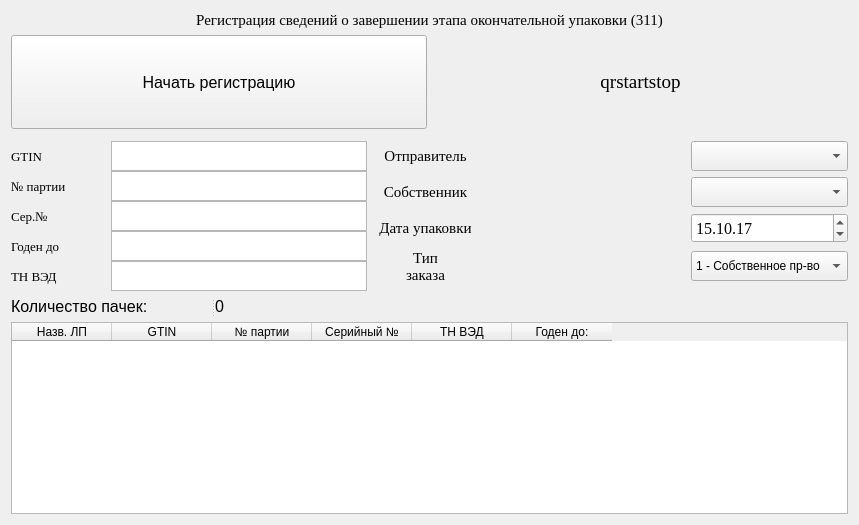
Above: Widgets/RegisterEndPackingWidget311/registerendpackingwidget311.ui from andreyshmelev/drug_marking before the change. Below: the same form after it.
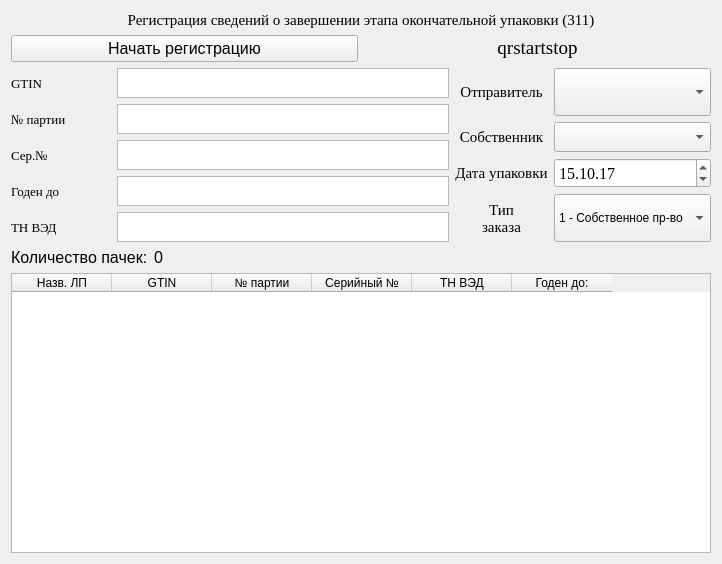
That is the form after the change.

Patch:
```diff
--- a/Widgets/RegisterEndPackingWidget311/registerendpackingwidget311.ui
+++ b/Widgets/RegisterEndPackingWidget311/registerendpackingwidget311.ui
@@ -6,8 +6,8 @@
    <rect>
     <x>0</x>
     <y>0</y>
-    <width>859</width>
-    <height>525</height>
+    <width>722</width>
+    <height>564</height>
    </rect>
   </property>
   <property name="sizePolicy">
@@ -19,7 +19,7 @@
   <property name="windowTitle">
    <string>RegisterEndPackingWidget311</string>
   </property>
-  <layout class="QGridLayout" name="gridLayout_5">
+  <layout class="QGridLayout" name="gridLayout_3">
    <item row="0" column="0">
     <widget class="QLabel" name="AppendPageLabel">
      <property name="font">
@@ -41,7 +41,7 @@
      <item row="0" column="0">
       <widget class="QPushButton" name="RegistrationStartButton">
        <property name="sizePolicy">
-        <sizepolicy hsizetype="Expanding" vsizetype="Expanding">
+        <sizepolicy hsizetype="Expanding" vsizetype="Fixed">
          <horstretch>0</horstretch>
          <verstretch>0</verstretch>
         </sizepolicy>
@@ -59,7 +59,7 @@
      <item row="0" column="1">
       <widget class="QLabel" name="qrstartstop">
        <property name="sizePolicy">
-        <sizepolicy hsizetype="Expanding" vsizetype="Expanding">
+        <sizepolicy hsizetype="Expanding" vsizetype="Fixed">
          <horstretch>0</horstretch>
          <verstretch>0</verstretch>
         </sizepolicy>
@@ -81,8 +81,611 @@
     </layout>
    </item>
    <item row="2" column="0">
-    <layout class="QGridLayout" name="gridLayout_3">
-     <item row="2" column="2" colspan="2">
+    <layout class="QGridLayout" name="gridLayout">
+     <item row="7" column="1">
+      <widget class="QTextEdit" name="TNVEDValueAgregation">
+       <property name="sizePolicy">
+        <sizepolicy hsizetype="Expanding" vsizetype="Minimum">
+         <horstretch>0</horstretch>
+         <verstretch>0</verstretch>
+        </sizepolicy>
+       </property>
+       <property name="minimumSize">
+        <size>
+         <width>80</width>
+         <height>30</height>
+        </size>
+       </property>
+       <property name="maximumSize">
+        <size>
+         <width>1000</width>
+         <height>30</height>
+        </size>
+       </property>
+       <property name="font">
+        <font>
+         <pointsize>10</pointsize>
+        </font>
+       </property>
+       <property name="readOnly">
+        <bool>true</bool>
+       </property>
+       <property name="html">
+        <string>&lt;!DOCTYPE HTML PUBLIC &quot;-//W3C//DTD HTML 4.0//EN&quot; &quot;http://www.w3.org/TR/REC-html40/strict.dtd&quot;&gt;
+&lt;html&gt;&lt;head&gt;&lt;meta name=&quot;qrichtext&quot; content=&quot;1&quot; /&gt;&lt;style type=&quot;text/css&quot;&gt;
+p, li { white-space: pre-wrap; }
+&lt;/style&gt;&lt;/head&gt;&lt;body style=&quot; font-family:'MS Shell Dlg 2'; font-size:10pt; font-weight:400; font-style:normal;&quot;&gt;
+&lt;p style=&quot;-qt-paragraph-type:empty; margin-top:0px; margin-bottom:0px; margin-left:0px; margin-right:0px; -qt-block-indent:0; text-indent:0px;&quot;&gt;&lt;br /&gt;&lt;/p&gt;&lt;/body&gt;&lt;/html&gt;</string>
+       </property>
+      </widget>
+     </item>
+     <item row="5" column="0" rowspan="2">
+      <widget class="QLabel" name="productlifeimeLabelAgregation">
+       <property name="sizePolicy">
+        <sizepolicy hsizetype="Preferred" vsizetype="Minimum">
+         <horstretch>0</horstretch>
+         <verstretch>0</verstretch>
+        </sizepolicy>
+       </property>
+       <property name="minimumSize">
+        <size>
+         <width>100</width>
+         <height>30</height>
+        </size>
+       </property>
+       <property name="maximumSize">
+        <size>
+         <width>60</width>
+         <height>30</height>
+        </size>
+       </property>
+       <property name="font">
+        <font>
+         <family>Times New Roman</family>
+         <pointsize>10</pointsize>
+        </font>
+       </property>
+       <property name="text">
+        <string>Годен до</string>
+       </property>
+       <property name="alignment">
+        <set>Qt::AlignLeading|Qt::AlignLeft|Qt::AlignVCenter</set>
+       </property>
+      </widget>
+     </item>
+     <item row="4" column="3" rowspan="2">
+      <widget class="QDateTimeEdit" name="operationDate">
+       <property name="sizePolicy">
+        <sizepolicy hsizetype="Minimum" vsizetype="Minimum">
+         <horstretch>0</horstretch>
+         <verstretch>0</verstretch>
+        </sizepolicy>
+       </property>
+       <property name="minimumSize">
+        <size>
+         <width>0</width>
+         <height>30</height>
+        </size>
+       </property>
+       <property name="maximumSize">
+        <size>
+         <width>16777215</width>
+         <height>30</height>
+        </size>
+       </property>
+       <property name="font">
+        <font>
+         <family>Times New Roman</family>
+         <pointsize>12</pointsize>
+        </font>
+       </property>
+       <property name="date">
+        <date>
+         <year>2017</year>
+         <month>10</month>
+         <day>15</day>
+        </date>
+       </property>
+       <property name="maximumDate">
+        <date>
+         <year>2099</year>
+         <month>1</month>
+         <day>1</day>
+        </date>
+       </property>
+       <property name="minimumDate">
+        <date>
+         <year>2010</year>
+         <month>1</month>
+         <day>1</day>
+        </date>
+       </property>
+       <property name="displayFormat">
+        <string>dd.MM.yy</string>
+       </property>
+      </widget>
+     </item>
+     <item row="0" column="3" rowspan="2">
+      <widget class="QComboBox" name="senderID">
+       <property name="sizePolicy">
+        <sizepolicy hsizetype="Preferred" vsizetype="Minimum">
+         <horstretch>0</horstretch>
+         <verstretch>0</verstretch>
+        </sizepolicy>
+       </property>
+       <property name="minimumSize">
+        <size>
+         <width>0</width>
+         <height>30</height>
+        </size>
+       </property>
+      </widget>
+     </item>
+     <item row="0" column="0">
+      <widget class="QLabel" name="GTINLabelAgregation">
+       <property name="sizePolicy">
+        <sizepolicy hsizetype="Preferred" vsizetype="Minimum">
+         <horstretch>0</horstretch>
+         <verstretch>0</verstretch>
+        </sizepolicy>
+       </property>
+       <property name="minimumSize">
+        <size>
+         <width>100</width>
+         <height>30</height>
+        </size>
+       </property>
+       <property name="maximumSize">
+        <size>
+         <width>60</width>
+         <height>30</height>
+        </size>
+       </property>
+       <property name="font">
+        <font>
+         <family>Times New Roman</family>
+         <pointsize>10</pointsize>
+        </font>
+       </property>
+       <property name="text">
+        <string>GTIN</string>
+       </property>
+       <property name="alignment">
+        <set>Qt::AlignLeading|Qt::AlignLeft|Qt::AlignVCenter</set>
+       </property>
+      </widget>
+     </item>
+     <item row="1" column="1" rowspan="2">
+      <widget class="QTextEdit" name="batchnumberTextAgregation">
+       <property name="sizePolicy">
+        <sizepolicy hsizetype="Expanding" vsizetype="Minimum">
+         <horstretch>0</horstretch>
+         <verstretch>0</verstretch>
+        </sizepolicy>
+       </property>
+       <property name="minimumSize">
+        <size>
+         <width>120</width>
+         <height>30</height>
+        </size>
+       </property>
+       <property name="maximumSize">
+        <size>
+         <width>1000</width>
+         <height>30</height>
+        </size>
+       </property>
+       <property name="font">
+        <font>
+         <pointsize>10</pointsize>
+        </font>
+       </property>
+       <property name="readOnly">
+        <bool>true</bool>
+       </property>
+       <property name="html">
+        <string>&lt;!DOCTYPE HTML PUBLIC &quot;-//W3C//DTD HTML 4.0//EN&quot; &quot;http://www.w3.org/TR/REC-html40/strict.dtd&quot;&gt;
+&lt;html&gt;&lt;head&gt;&lt;meta name=&quot;qrichtext&quot; content=&quot;1&quot; /&gt;&lt;style type=&quot;text/css&quot;&gt;
+p, li { white-space: pre-wrap; }
+&lt;/style&gt;&lt;/head&gt;&lt;body style=&quot; font-family:'MS Shell Dlg 2'; font-size:10pt; font-weight:400; font-style:normal;&quot;&gt;
+&lt;p style=&quot;-qt-paragraph-type:empty; margin-top:0px; margin-bottom:0px; margin-left:0px; margin-right:0px; -qt-block-indent:0; text-indent:0px;&quot;&gt;&lt;br /&gt;&lt;/p&gt;&lt;/body&gt;&lt;/html&gt;</string>
+       </property>
+      </widget>
+     </item>
+     <item row="7" column="0">
+      <widget class="QLabel" name="TNVEDabelAgregation">
+       <property name="sizePolicy">
+        <sizepolicy hsizetype="Preferred" vsizetype="Minimum">
+         <horstretch>0</horstretch>
+         <verstretch>0</verstretch>
+        </sizepolicy>
+       </property>
+       <property name="minimumSize">
+        <size>
+         <width>100</width>
+         <height>30</height>
+        </size>
+       </property>
+       <property name="maximumSize">
+        <size>
+         <width>60</width>
+         <height>30</height>
+        </size>
+       </property>
+       <property name="font">
+        <font>
+         <family>Times New Roman</family>
+         <pointsize>10</pointsize>
+        </font>
+       </property>
+       <property name="text">
+        <string>ТН ВЭД</string>
+       </property>
+       <property name="alignment">
+        <set>Qt::AlignLeading|Qt::AlignLeft|Qt::AlignVCenter</set>
+       </property>
+      </widget>
+     </item>
+     <item row="3" column="0" rowspan="2">
+      <widget class="QLabel" name="serialNumberAgregationLabel">
+       <property name="sizePolicy">
+        <sizepolicy hsizetype="Preferred" vsizetype="Minimum">
+         <horstretch>0</horstretch>
+         <verstretch>0</verstretch>
+        </sizepolicy>
+       </property>
+       <property name="minimumSize">
+        <size>
+         <width>100</width>
+         <height>30</height>
+        </size>
+       </property>
+       <property name="maximumSize">
+        <size>
+         <width>60</width>
+         <height>30</height>
+        </size>
+       </property>
+       <property name="font">
+        <font>
+         <family>Times New Roman</family>
+         <pointsize>10</pointsize>
+        </font>
+       </property>
+       <property name="text">
+        <string>Сер.№</string>
+       </property>
+       <property name="alignment">
+        <set>Qt::AlignLeading|Qt::AlignLeft|Qt::AlignVCenter</set>
+       </property>
+      </widget>
+     </item>
+     <item row="2" column="3" rowspan="2">
+      <widget class="QComboBox" name="ownerID">
+       <property name="sizePolicy">
+        <sizepolicy hsizetype="Preferred" vsizetype="Minimum">
+         <horstretch>0</horstretch>
+         <verstretch>0</verstretch>
+        </sizepolicy>
+       </property>
+       <property name="minimumSize">
+        <size>
+         <width>0</width>
+         <height>30</height>
+        </size>
+       </property>
+      </widget>
+     </item>
+     <item row="0" column="1">
+      <widget class="QTextEdit" name="GTINTextAgregation">
+       <property name="sizePolicy">
+        <sizepolicy hsizetype="Expanding" vsizetype="Minimum">
+         <horstretch>0</horstretch>
+         <verstretch>0</verstretch>
+        </sizepolicy>
+       </property>
+       <property name="minimumSize">
+        <size>
+         <width>120</width>
+         <height>30</height>
+        </size>
+       </property>
+       <property name="maximumSize">
+        <size>
+         <width>1000</width>
+         <height>30</height>
+        </size>
+       </property>
+       <property name="font">
+        <font>
+         <pointsize>10</pointsize>
+        </font>
+       </property>
+       <property name="readOnly">
+        <bool>true</bool>
+       </property>
+       <property name="html">
+        <string>&lt;!DOCTYPE HTML PUBLIC &quot;-//W3C//DTD HTML 4.0//EN&quot; &quot;http://www.w3.org/TR/REC-html40/strict.dtd&quot;&gt;
+&lt;html&gt;&lt;head&gt;&lt;meta name=&quot;qrichtext&quot; content=&quot;1&quot; /&gt;&lt;style type=&quot;text/css&quot;&gt;
+p, li { white-space: pre-wrap; }
+&lt;/style&gt;&lt;/head&gt;&lt;body style=&quot; font-family:'MS Shell Dlg 2'; font-size:10pt; font-weight:400; font-style:normal;&quot;&gt;
+&lt;p style=&quot;-qt-paragraph-type:empty; margin-top:0px; margin-bottom:0px; margin-left:0px; margin-right:0px; -qt-block-indent:0; text-indent:0px;&quot;&gt;&lt;br /&gt;&lt;/p&gt;&lt;/body&gt;&lt;/html&gt;</string>
+       </property>
+      </widget>
+     </item>
+     <item row="3" column="1" rowspan="2">
+      <widget class="QTextEdit" name="serialNumberAgregationValue">
+       <property name="sizePolicy">
+        <sizepolicy hsizetype="Expanding" vsizetype="Minimum">
+         <horstretch>0</horstretch>
+         <verstretch>0</verstretch>
+        </sizepolicy>
+       </property>
+       <property name="minimumSize">
+        <size>
+         <width>120</width>
+         <height>30</height>
+        </size>
+       </property>
+       <property name="maximumSize">
+        <size>
+         <width>1000</width>
+         <height>30</height>
+        </size>
+       </property>
+       <property name="font">
+        <font>
+         <pointsize>10</pointsize>
+        </font>
+       </property>
+       <property name="readOnly">
+        <bool>true</bool>
+       </property>
+       <property name="html">
+        <string>&lt;!DOCTYPE HTML PUBLIC &quot;-//W3C//DTD HTML 4.0//EN&quot; &quot;http://www.w3.org/TR/REC-html40/strict.dtd&quot;&gt;
+&lt;html&gt;&lt;head&gt;&lt;meta name=&quot;qrichtext&quot; content=&quot;1&quot; /&gt;&lt;style type=&quot;text/css&quot;&gt;
+p, li { white-space: pre-wrap; }
+&lt;/style&gt;&lt;/head&gt;&lt;body style=&quot; font-family:'MS Shell Dlg 2'; font-size:10pt; font-weight:400; font-style:normal;&quot;&gt;
+&lt;p style=&quot;-qt-paragraph-type:empty; margin-top:0px; margin-bottom:0px; margin-left:0px; margin-right:0px; -qt-block-indent:0; text-indent:0px;&quot;&gt;&lt;br /&gt;&lt;/p&gt;&lt;/body&gt;&lt;/html&gt;</string>
+       </property>
+      </widget>
+     </item>
+     <item row="1" column="0" rowspan="2">
+      <widget class="QLabel" name="batchnumberAgregation">
+       <property name="sizePolicy">
+        <sizepolicy hsizetype="Preferred" vsizetype="Minimum">
+         <horstretch>0</horstretch>
+         <verstretch>0</verstretch>
+        </sizepolicy>
+       </property>
+       <property name="minimumSize">
+        <size>
+         <width>100</width>
+         <height>30</height>
+        </size>
+       </property>
+       <property name="maximumSize">
+        <size>
+         <width>60</width>
+         <height>30</height>
+        </size>
+       </property>
+       <property name="font">
+        <font>
+         <family>Times New Roman</family>
+         <pointsize>10</pointsize>
+        </font>
+       </property>
+       <property name="text">
+        <string>№ партии</string>
+       </property>
+       <property name="alignment">
+        <set>Qt::AlignLeading|Qt::AlignLeft|Qt::AlignVCenter</set>
+       </property>
+      </widget>
+     </item>
+     <item row="5" column="1" rowspan="2">
+      <widget class="QTextEdit" name="expirationdateAgregation">
+       <property name="sizePolicy">
+        <sizepolicy hsizetype="Expanding" vsizetype="Minimum">
+         <horstretch>0</horstretch>
+         <verstretch>0</verstretch>
+        </sizepolicy>
+       </property>
+       <property name="minimumSize">
+        <size>
+         <width>120</width>
+         <height>30</height>
+        </size>
+       </property>
+       <property name="maximumSize">
+        <size>
+         <width>1000</width>
+         <height>30</height>
+        </size>
+       </property>
+       <property name="font">
+        <font>
+         <pointsize>10</pointsize>
+        </font>
+       </property>
+       <property name="readOnly">
+        <bool>true</bool>
+       </property>
+       <property name="html">
+        <string>&lt;!DOCTYPE HTML PUBLIC &quot;-//W3C//DTD HTML 4.0//EN&quot; &quot;http://www.w3.org/TR/REC-html40/strict.dtd&quot;&gt;
+&lt;html&gt;&lt;head&gt;&lt;meta name=&quot;qrichtext&quot; content=&quot;1&quot; /&gt;&lt;style type=&quot;text/css&quot;&gt;
+p, li { white-space: pre-wrap; }
+&lt;/style&gt;&lt;/head&gt;&lt;body style=&quot; font-family:'MS Shell Dlg 2'; font-size:10pt; font-weight:400; font-style:normal;&quot;&gt;
+&lt;p style=&quot;-qt-paragraph-type:empty; margin-top:0px; margin-bottom:0px; margin-left:0px; margin-right:0px; -qt-block-indent:0; text-indent:0px;&quot;&gt;&lt;br /&gt;&lt;/p&gt;&lt;/body&gt;&lt;/html&gt;</string>
+       </property>
+      </widget>
+     </item>
+     <item row="6" column="2" rowspan="2">
+      <widget class="QLabel" name="turntype">
+       <property name="sizePolicy">
+        <sizepolicy hsizetype="Preferred" vsizetype="Minimum">
+         <horstretch>0</horstretch>
+         <verstretch>0</verstretch>
+        </sizepolicy>
+       </property>
+       <property name="font">
+        <font>
+         <family>Times New Roman</family>
+         <pointsize>11</pointsize>
+        </font>
+       </property>
+       <property name="text">
+        <string>Тип 
+заказа</string>
+       </property>
+       <property name="alignment">
+        <set>Qt::AlignCenter</set>
+       </property>
+      </widget>
+     </item>
+     <item row="6" column="3" rowspan="2">
+      <widget class="QComboBox" name="OrderTypeCombo">
+       <property name="sizePolicy">
+        <sizepolicy hsizetype="Preferred" vsizetype="Minimum">
+         <horstretch>0</horstretch>
+         <verstretch>0</verstretch>
+        </sizepolicy>
+       </property>
+       <property name="minimumSize">
+        <size>
+         <width>0</width>
+         <height>30</height>
+        </size>
+       </property>
+       <item>
+        <property name="text">
+         <string>1 - Собственное пр-во</string>
+        </property>
+       </item>
+       <item>
+        <property name="text">
+         <string>2 - Контрактное пр-во</string>
+        </property>
+       </item>
+      </widget>
+     </item>
+     <item row="0" column="2" rowspan="2">
+      <widget class="QLabel" name="otpravit">
+       <property name="sizePolicy">
+        <sizepolicy hsizetype="Preferred" vsizetype="Minimum">
+         <horstretch>0</horstretch>
+         <verstretch>0</verstretch>
+        </sizepolicy>
+       </property>
+       <property name="font">
+        <font>
+         <family>Times New Roman</family>
+         <pointsize>11</pointsize>
+        </font>
+       </property>
+       <property name="text">
+        <string>Отправитель</string>
+       </property>
+       <property name="alignment">
+        <set>Qt::AlignCenter</set>
+       </property>
+      </widget>
+     </item>
+     <item row="2" column="2" rowspan="2">
+      <widget class="QLabel" name="owner">
+       <property name="sizePolicy">
+        <sizepolicy hsizetype="Preferred" vsizetype="Minimum">
+         <horstretch>0</horstretch>
+         <verstretch>0</verstretch>
+        </sizepolicy>
+       </property>
+       <property name="font">
+        <font>
+         <family>Times New Roman</family>
+         <pointsize>11</pointsize>
+        </font>
+       </property>
+       <property name="text">
+        <string>Собственник</string>
+       </property>
+       <property name="alignment">
+        <set>Qt::AlignCenter</set>
+       </property>
+      </widget>
+     </item>
+     <item row="4" column="2" rowspan="2">
+      <widget class="QLabel" name="dataotgruzki">
+       <property name="sizePolicy">
+        <sizepolicy hsizetype="Preferred" vsizetype="Minimum">
+         <horstretch>0</horstretch>
+         <verstretch>0</verstretch>
+        </sizepolicy>
+       </property>
+       <property name="font">
+        <font>
+         <family>Times New Roman</family>
+         <pointsize>11</pointsize>
+        </font>
+       </property>
+       <property name="text">
+        <string>Дата упаковки</string>
+       </property>
+       <property name="alignment">
+        <set>Qt::AlignCenter</set>
+       </property>
+      </widget>
+     </item>
+    </layout>
+   </item>
+   <item row="3" column="0">
+    <layout class="QGridLayout" name="gridLayout_2">
+     <item row="0" column="0">
+      <widget class="QLabel" name="countMedicamentLabel">
+       <property name="sizePolicy">
+        <sizepolicy hsizetype="Minimum" vsizetype="Preferred">
+         <horstretch>0</horstretch>
+         <verstretch>0</verstretch>
+        </sizepolicy>
+       </property>
+       <property name="maximumSize">
+        <size>
+         <width>200</width>
+         <height>16777215</height>
+        </size>
+       </property>
+       <property name="font">
+        <font>
+         <pointsize>12</pointsize>
+        </font>
+       </property>
+       <property name="text">
+        <string>Количество пачек:</string>
+       </property>
+      </widget>
+     </item>
+     <item row="0" column="1">
+      <widget class="QLabel" name="countMedicamentValue">
+       <property name="maximumSize">
+        <size>
+         <width>60</width>
+         <height>16777215</height>
+        </size>
+       </property>
+       <property name="font">
+        <font>
+         <pointsize>12</pointsize>
+        </font>
+       </property>
+       <property name="text">
+        <string>0</string>
+       </property>
+       <property name="alignment">
+        <set>Qt::AlignLeading|Qt::AlignLeft|Qt::AlignVCenter</set>
+       </property>
+      </widget>
+     </item>
+     <item row="0" column="2">
       <widget class="QLabel" name="errorLabel">
        <property name="sizePolicy">
         <sizepolicy hsizetype="Expanding" vsizetype="Preferred">
@@ -100,572 +703,57 @@
        </property>
       </widget>
      </item>
-     <item row="2" column="0" colspan="2">
-      <widget class="QSplitter" name="splitter">
-       <property name="orientation">
-        <enum>Qt::Horizontal</enum>
-       </property>
-       <widget class="QLabel" name="countMedicamentLabel">
-        <property name="sizePolicy">
-         <sizepolicy hsizetype="Minimum" vsizetype="Preferred">
-          <horstretch>0</horstretch>
-          <verstretch>0</verstretch>
-         </sizepolicy>
-        </property>
-        <property name="maximumSize">
-         <size>
-          <width>200</width>
-          <height>16777215</height>
-         </size>
-        </property>
-        <property name="font">
-         <font>
-          <pointsize>12</pointsize>
-         </font>
-        </property>
-        <property name="text">
-         <string>Количество пачек:</string>
-        </property>
-       </widget>
-       <widget class="QLabel" name="countMedicamentValue">
-        <property name="maximumSize">
-         <size>
-          <width>60</width>
-          <height>16777215</height>
-         </size>
-        </property>
-        <property name="font">
-         <font>
-          <pointsize>12</pointsize>
-         </font>
-        </property>
-        <property name="text">
-         <string>0</string>
-        </property>
-        <property name="alignment">
-         <set>Qt::AlignLeading|Qt::AlignLeft|Qt::AlignVCenter</set>
-        </property>
-       </widget>
-      </widget>
-     </item>
-     <item row="1" column="0" colspan="2">
-      <layout class="QGridLayout" name="gridLayout">
-       <property name="spacing">
-        <number>0</number>
-       </property>
-       <item row="4" column="0">
-        <widget class="QLabel" name="TNVEDabelAgregation">
-         <property name="minimumSize">
-          <size>
-           <width>100</width>
-           <height>30</height>
-          </size>
-         </property>
-         <property name="maximumSize">
-          <size>
-           <width>60</width>
-           <height>30</height>
-          </size>
-         </property>
-         <property name="font">
-          <font>
-           <family>Times New Roman</family>
-           <pointsize>10</pointsize>
-          </font>
-         </property>
-         <property name="text">
-          <string>ТН ВЭД</string>
-         </property>
-         <property name="alignment">
-          <set>Qt::AlignLeading|Qt::AlignLeft|Qt::AlignVCenter</set>
-         </property>
-        </widget>
-       </item>
-       <item row="1" column="0">
-        <widget class="QLabel" name="batchnumberAgregation">
-         <property name="minimumSize">
-          <size>
-           <width>100</width>
-           <height>30</height>
-          </size>
-         </property>
-         <property name="maximumSize">
-          <size>
-           <width>60</width>
-           <height>30</height>
-          </size>
-         </property>
-         <property name="font">
-          <font>
-           <family>Times New Roman</family>
-           <pointsize>10</pointsize>
-          </font>
-         </property>
-         <property name="text">
-          <string>№ партии</string>
-         </property>
-         <property name="alignment">
-          <set>Qt::AlignLeading|Qt::AlignLeft|Qt::AlignVCenter</set>
-         </property>
-        </widget>
-       </item>
-       <item row="2" column="1">
-        <widget class="QTextEdit" name="serialNumberAgregationValue">
-         <property name="minimumSize">
-          <size>
-           <width>120</width>
-           <height>30</height>
-          </size>
-         </property>
-         <property name="maximumSize">
-          <size>
-           <width>1000</width>
-           <height>30</height>
-          </size>
-         </property>
-         <property name="font">
-          <font>
-           <pointsize>10</pointsize>
-          </font>
-         </property>
-         <property name="readOnly">
-          <bool>true</bool>
-         </property>
-         <property name="html">
-          <string>&lt;!DOCTYPE HTML PUBLIC &quot;-//W3C//DTD HTML 4.0//EN&quot; &quot;http://www.w3.org/TR/REC-html40/strict.dtd&quot;&gt;
-&lt;html&gt;&lt;head&gt;&lt;meta name=&quot;qrichtext&quot; content=&quot;1&quot; /&gt;&lt;style type=&quot;text/css&quot;&gt;
-p, li { white-space: pre-wrap; }
-&lt;/style&gt;&lt;/head&gt;&lt;body style=&quot; font-family:'MS Shell Dlg 2'; font-size:10pt; font-weight:400; font-style:normal;&quot;&gt;
-&lt;p style=&quot;-qt-paragraph-type:empty; margin-top:0px; margin-bottom:0px; margin-left:0px; margin-right:0px; -qt-block-indent:0; text-indent:0px;&quot;&gt;&lt;br /&gt;&lt;/p&gt;&lt;/body&gt;&lt;/html&gt;</string>
-         </property>
-        </widget>
-       </item>
-       <item row="2" column="0">
-        <widget class="QLabel" name="serialNumberAgregationLabel">
-         <property name="minimumSize">
-          <size>
-           <width>100</width>
-           <height>30</height>
-          </size>
-         </property>
-         <property name="maximumSize">
-          <size>
-           <width>60</width>
-           <height>30</height>
-          </size>
-         </property>
-         <property name="font">
-          <font>
-           <family>Times New Roman</family>
-           <pointsize>10</pointsize>
-          </font>
-         </property>
-         <property name="text">
-          <string>Сер.№</string>
-         </property>
-         <property name="alignment">
-          <set>Qt::AlignLeading|Qt::AlignLeft|Qt::AlignVCenter</set>
-         </property>
-        </widget>
-       </item>
-       <item row="0" column="1">
-        <widget class="QTextEdit" name="GTINTextAgregation">
-         <property name="minimumSize">
-          <size>
-           <width>120</width>
-           <height>30</height>
-          </size>
-         </property>
-         <property name="maximumSize">
-          <size>
-           <width>1000</width>
-           <height>30</height>
-          </size>
-         </property>
-         <property name="font">
-          <font>
-           <pointsize>10</pointsize>
-          </font>
-         </property>
-         <property name="readOnly">
-          <bool>true</bool>
-         </property>
-         <property name="html">
-          <string>&lt;!DOCTYPE HTML PUBLIC &quot;-//W3C//DTD HTML 4.0//EN&quot; &quot;http://www.w3.org/TR/REC-html40/strict.dtd&quot;&gt;
-&lt;html&gt;&lt;head&gt;&lt;meta name=&quot;qrichtext&quot; content=&quot;1&quot; /&gt;&lt;style type=&quot;text/css&quot;&gt;
-p, li { white-space: pre-wrap; }
-&lt;/style&gt;&lt;/head&gt;&lt;body style=&quot; font-family:'MS Shell Dlg 2'; font-size:10pt; font-weight:400; font-style:normal;&quot;&gt;
-&lt;p style=&quot;-qt-paragraph-type:empty; margin-top:0px; margin-bottom:0px; margin-left:0px; margin-right:0px; -qt-block-indent:0; text-indent:0px;&quot;&gt;&lt;br /&gt;&lt;/p&gt;&lt;/body&gt;&lt;/html&gt;</string>
-         </property>
-        </widget>
-       </item>
-       <item row="1" column="1">
-        <widget class="QTextEdit" name="batchnumberTextAgregation">
-         <property name="minimumSize">
-          <size>
-           <width>120</width>
-           <height>30</height>
-          </size>
-         </property>
-         <property name="maximumSize">
-          <size>
-           <width>1000</width>
-           <height>30</height>
-          </size>
-         </property>
-         <property name="font">
-          <font>
-           <pointsize>10</pointsize>
-          </font>
-         </property>
-         <property name="readOnly">
-          <bool>true</bool>
-         </property>
-         <property name="html">
-          <string>&lt;!DOCTYPE HTML PUBLIC &quot;-//W3C//DTD HTML 4.0//EN&quot; &quot;http://www.w3.org/TR/REC-html40/strict.dtd&quot;&gt;
-&lt;html&gt;&lt;head&gt;&lt;meta name=&quot;qrichtext&quot; content=&quot;1&quot; /&gt;&lt;style type=&quot;text/css&quot;&gt;
-p, li { white-space: pre-wrap; }
-&lt;/style&gt;&lt;/head&gt;&lt;body style=&quot; font-family:'MS Shell Dlg 2'; font-size:10pt; font-weight:400; font-style:normal;&quot;&gt;
-&lt;p style=&quot;-qt-paragraph-type:empty; margin-top:0px; margin-bottom:0px; margin-left:0px; margin-right:0px; -qt-block-indent:0; text-indent:0px;&quot;&gt;&lt;br /&gt;&lt;/p&gt;&lt;/body&gt;&lt;/html&gt;</string>
-         </property>
-        </widget>
-       </item>
-       <item row="3" column="0">
-        <widget class="QLabel" name="productlifeimeLabelAgregation">
-         <property name="minimumSize">
-          <size>
-           <width>100</width>
-           <height>30</height>
-          </size>
-         </property>
-         <property name="maximumSize">
-          <size>
-           <width>60</width>
-           <height>30</height>
-          </size>
-         </property>
-         <property name="font">
-          <font>
-           <family>Times New Roman</family>
-           <pointsize>10</pointsize>
-          </font>
-         </property>
-         <property name="text">
-          <string>Годен до</string>
-         </property>
-         <property name="alignment">
-          <set>Qt::AlignLeading|Qt::AlignLeft|Qt::AlignVCenter</set>
-         </property>
-        </widget>
-       </item>
-       <item row="3" column="1">
-        <widget class="QTextEdit" name="expirationdateAgregation">
-         <property name="minimumSize">
-          <size>
-           <width>120</width>
-           <height>30</height>
-          </size>
-         </property>
-         <property name="maximumSize">
-          <size>
-           <width>1000</width>
-           <height>30</height>
-          </size>
-         </property>
-         <property name="font">
-          <font>
-           <pointsize>10</pointsize>
-          </font>
-         </property>
-         <property name="readOnly">
-          <bool>true</bool>
-         </property>
-         <property name="html">
-          <string>&lt;!DOCTYPE HTML PUBLIC &quot;-//W3C//DTD HTML 4.0//EN&quot; &quot;http://www.w3.org/TR/REC-html40/strict.dtd&quot;&gt;
-&lt;html&gt;&lt;head&gt;&lt;meta name=&quot;qrichtext&quot; content=&quot;1&quot; /&gt;&lt;style type=&quot;text/css&quot;&gt;
-p, li { white-space: pre-wrap; }
-&lt;/style&gt;&lt;/head&gt;&lt;body style=&quot; font-family:'MS Shell Dlg 2'; font-size:10pt; font-weight:400; font-style:normal;&quot;&gt;
-&lt;p style=&quot;-qt-paragraph-type:empty; margin-top:0px; margin-bottom:0px; margin-left:0px; margin-right:0px; -qt-block-indent:0; text-indent:0px;&quot;&gt;&lt;br /&gt;&lt;/p&gt;&lt;/body&gt;&lt;/html&gt;</string>
-         </property>
-        </widget>
-       </item>
-       <item row="0" column="0">
-        <widget class="QLabel" name="GTINLabelAgregation">
-         <property name="minimumSize">
-          <size>
-           <width>100</width>
-           <height>30</height>
-          </size>
-         </property>
-         <property name="maximumSize">
-          <size>
-           <width>60</width>
-           <height>30</height>
-          </size>
-         </property>
-         <property name="font">
-          <font>
-           <family>Times New Roman</family>
-           <pointsize>10</pointsize>
-          </font>
-         </property>
-         <property name="text">
-          <string>GTIN</string>
-         </property>
-         <property name="alignment">
-          <set>Qt::AlignLeading|Qt::AlignLeft|Qt::AlignVCenter</set>
-         </property>
-        </widget>
-       </item>
-       <item row="4" column="1">
-        <widget class="QTextEdit" name="TNVEDValueAgregation">
-         <property name="minimumSize">
-          <size>
-           <width>80</width>
-           <height>30</height>
-          </size>
-         </property>
-         <property name="maximumSize">
-          <size>
-           <width>1000</width>
-           <height>30</height>
-          </size>
-         </property>
-         <property name="font">
-          <font>
-           <pointsize>10</pointsize>
-          </font>
-         </property>
-         <property name="readOnly">
-          <bool>true</bool>
-         </property>
-         <property name="html">
-          <string>&lt;!DOCTYPE HTML PUBLIC &quot;-//W3C//DTD HTML 4.0//EN&quot; &quot;http://www.w3.org/TR/REC-html40/strict.dtd&quot;&gt;
-&lt;html&gt;&lt;head&gt;&lt;meta name=&quot;qrichtext&quot; content=&quot;1&quot; /&gt;&lt;style type=&quot;text/css&quot;&gt;
-p, li { white-space: pre-wrap; }
-&lt;/style&gt;&lt;/head&gt;&lt;body style=&quot; font-family:'MS Shell Dlg 2'; font-size:10pt; font-weight:400; font-style:normal;&quot;&gt;
-&lt;p style=&quot;-qt-paragraph-type:empty; margin-top:0px; margin-bottom:0px; margin-left:0px; margin-right:0px; -qt-block-indent:0; text-indent:0px;&quot;&gt;&lt;br /&gt;&lt;/p&gt;&lt;/body&gt;&lt;/html&gt;</string>
-         </property>
-        </widget>
-       </item>
-      </layout>
-     </item>
-     <item row="3" column="0" colspan="4">
-      <widget class="QTableWidget" name="MedicamentsTable">
-       <property name="columnCount">
-        <number>6</number>
-       </property>
-       <attribute name="horizontalHeaderStretchLastSection">
-        <bool>false</bool>
-       </attribute>
-       <attribute name="verticalHeaderVisible">
-        <bool>false</bool>
-       </attribute>
-       <column>
-        <property name="text">
-         <string>Назв. ЛП</string>
-        </property>
-       </column>
-       <column>
-        <property name="text">
-         <string>GTIN</string>
-        </property>
-       </column>
-       <column>
-        <property name="text">
-         <string>№ партии</string>
-        </property>
-       </column>
-       <column>
-        <property name="text">
-         <string>Серийный №</string>
-        </property>
-       </column>
-       <column>
-        <property name="text">
-         <string>ТН ВЭД</string>
-        </property>
-       </column>
-       <column>
-        <property name="text">
-         <string>Годен до:</string>
-        </property>
-       </column>
-      </widget>
-     </item>
-     <item row="0" column="3" rowspan="2">
-      <layout class="QGridLayout" name="gridLayout_2">
-       <property name="spacing">
-        <number>0</number>
-       </property>
-       <item row="1" column="1">
-        <spacer name="horizontalSpacer">
-         <property name="orientation">
-          <enum>Qt::Horizontal</enum>
-         </property>
-         <property name="sizeHint" stdset="0">
-          <size>
-           <width>13</width>
-           <height>27</height>
-          </size>
-         </property>
-        </spacer>
-       </item>
-       <item row="1" column="0">
-        <widget class="QLabel" name="owner">
-         <property name="font">
-          <font>
-           <family>Times New Roman</family>
-           <pointsize>11</pointsize>
-          </font>
-         </property>
-         <property name="text">
-          <string>Собственник</string>
-         </property>
-         <property name="alignment">
-          <set>Qt::AlignCenter</set>
-         </property>
-        </widget>
-       </item>
-       <item row="3" column="2">
-        <widget class="QComboBox" name="OrderTypeCombo">
-         <property name="minimumSize">
-          <size>
-           <width>0</width>
-           <height>30</height>
-          </size>
-         </property>
-         <item>
-          <property name="text">
-           <string>1 - Собственное пр-во</string>
-          </property>
-         </item>
-         <item>
-          <property name="text">
-           <string>2 - Контрактное пр-во</string>
-          </property>
-         </item>
-        </widget>
-       </item>
-       <item row="2" column="0">
-        <widget class="QLabel" name="dataotgruzki">
-         <property name="font">
-          <font>
-           <family>Times New Roman</family>
-           <pointsize>11</pointsize>
-          </font>
-         </property>
-         <property name="text">
-          <string>Дата упаковки</string>
-         </property>
-         <property name="alignment">
-          <set>Qt::AlignCenter</set>
-         </property>
-        </widget>
-       </item>
-       <item row="3" column="0">
-        <widget class="QLabel" name="turntype">
-         <property name="font">
-          <font>
-           <family>Times New Roman</family>
-           <pointsize>11</pointsize>
-          </font>
-         </property>
-         <property name="text">
-          <string>Тип 
-заказа</string>
-         </property>
-         <property name="alignment">
-          <set>Qt::AlignCenter</set>
-         </property>
-        </widget>
-       </item>
-       <item row="1" column="2">
-        <widget class="QComboBox" name="ownerID">
-         <property name="minimumSize">
-          <size>
-           <width>0</width>
-           <height>30</height>
-          </size>
-         </property>
-        </widget>
-       </item>
-       <item row="2" column="2">
-        <widget class="QDateTimeEdit" name="operationDate">
-         <property name="minimumSize">
-          <size>
-           <width>0</width>
-           <height>30</height>
-          </size>
-         </property>
-         <property name="maximumSize">
-          <size>
-           <width>16777215</width>
-           <height>30</height>
-          </size>
-         </property>
-         <property name="font">
-          <font>
-           <family>Times New Roman</family>
-           <pointsize>12</pointsize>
-          </font>
-         </property>
-         <property name="date">
-          <date>
-           <year>2017</year>
-           <month>10</month>
-           <day>15</day>
-          </date>
-         </property>
-         <property name="maximumDate">
-          <date>
-           <year>2099</year>
-           <month>1</month>
-           <day>1</day>
-          </date>
-         </property>
-         <property name="minimumDate">
-          <date>
-           <year>2010</year>
-           <month>1</month>
-           <day>1</day>
-          </date>
-         </property>
-         <property name="displayFormat">
-          <string>dd.MM.yy</string>
-         </property>
-        </widget>
-       </item>
-       <item row="0" column="2">
-        <widget class="QComboBox" name="senderID">
-         <property name="minimumSize">
-          <size>
-           <width>0</width>
-           <height>30</height>
-          </size>
-         </property>
-        </widget>
-       </item>
-       <item row="0" column="0">
-        <widget class="QLabel" name="otpravit">
-         <property name="font">
-          <font>
-           <family>Times New Roman</family>
-           <pointsize>11</pointsize>
-          </font>
-         </property>
-         <property name="text">
-          <string>Отправитель</string>
-         </property>
-         <property name="alignment">
-          <set>Qt::AlignCenter</set>
-         </property>
-        </widget>
-       </item>
-      </layout>
-     </item>
     </layout>
    </item>
+   <item row="4" column="0">
+    <widget class="QTableWidget" name="MedicamentsTable">
+     <property name="sizePolicy">
+      <sizepolicy hsizetype="Expanding" vsizetype="Expanding">
+       <horstretch>0</horstretch>
+       <verstretch>0</verstretch>
+      </sizepolicy>
+     </property>
+     <property name="columnCount">
+      <number>6</number>
+     </property>
+     <attribute name="horizontalHeaderStretchLastSection">
+      <bool>false</bool>
+     </attribute>
+     <attribute name="verticalHeaderVisible">
+      <bool>false</bool>
+     </attribute>
+     <column>
+      <property name="text">
+       <string>Назв. ЛП</string>
+      </property>
+     </column>
+     <column>
+      <property name="text">
+       <string>GTIN</string>
+      </property>
+     </column>
+     <column>
+      <property name="text">
+       <string>№ партии</string>
+      </property>
+     </column>
+     <column>
+      <property name="text">
+       <string>Серийный №</string>
+      </property>
+     </column>
+     <column>
+      <property name="text">
+       <string>ТН ВЭД</string>
+      </property>
+     </column>
+     <column>
+      <property name="text">
+       <string>Годен до:</string>
+      </property>
+     </column>
+    </widget>
+   </item>
   </layout>
  </widget>
  <layoutdefault spacing="6" margin="11"/>
```
